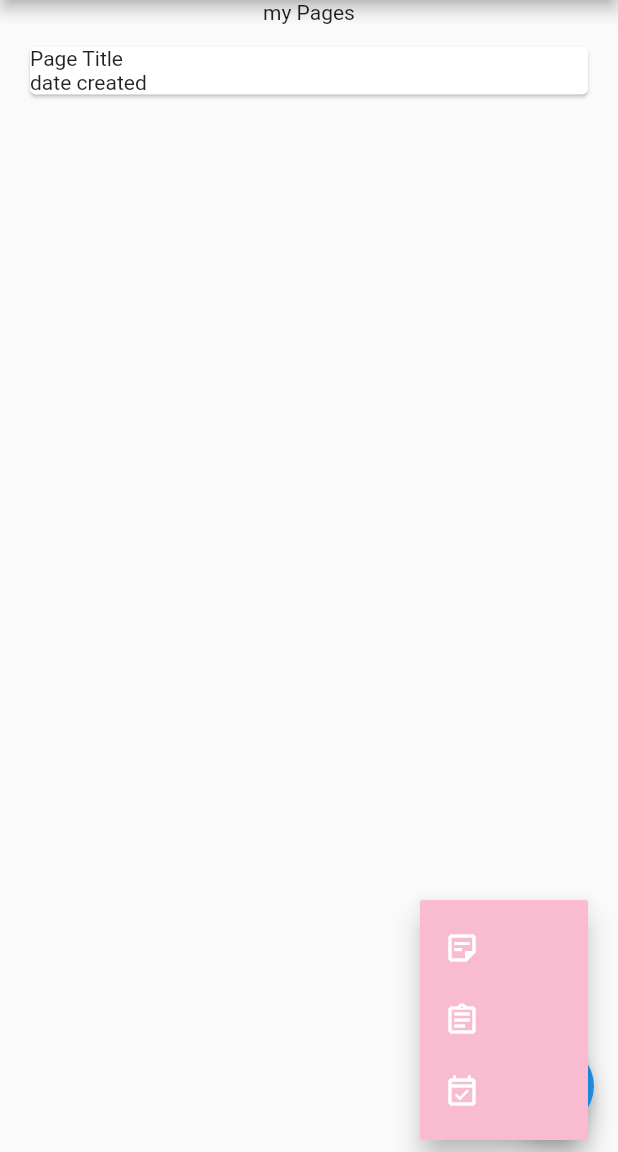
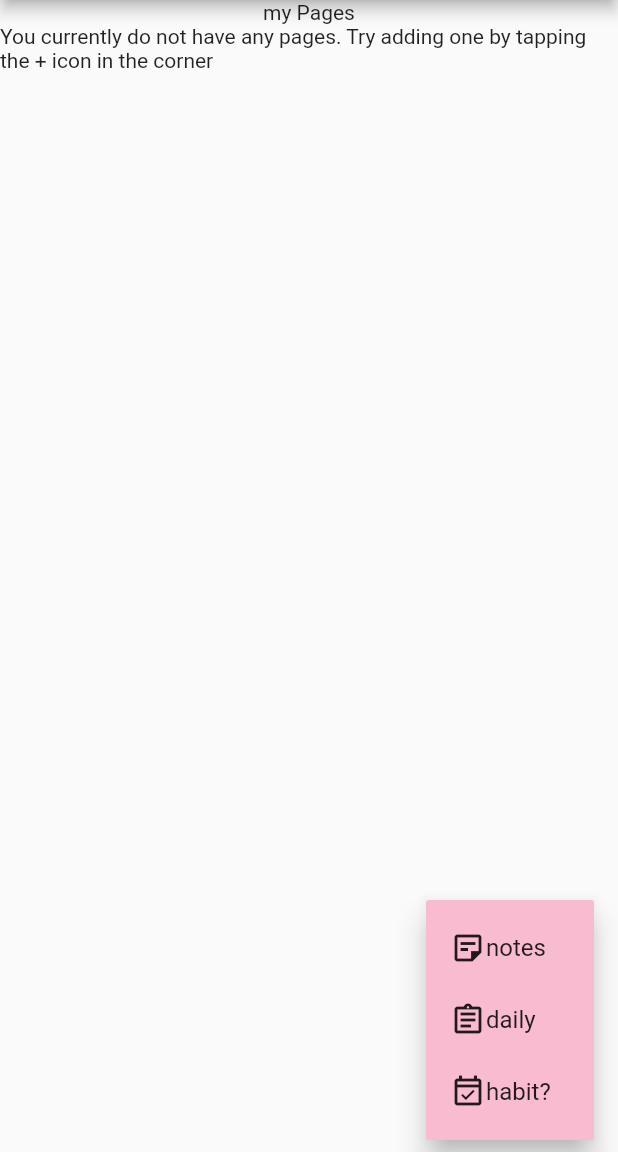
Before and after one commit to mmal1524/planner_app, a Flutter app: the screen it shows once a user with an empty profile is signed in, after a tap on the "add" icon, on a phone screen of 412 x 824 dp, the part 84-1236 px from its top. Run offline on Flutter 3.47's test engine with Material 2 defaults, Android fonts, the light colour scheme and no system bars; our stand-ins replace cloud_firestore, firebase_auth, firebase_core; accounts and stored records are empty; network calls fail.

Commit message:
Stream for Page Data not working

```diff
--- a/lib/main.dart
+++ b/lib/main.dart
@@ -1,9 +1,6 @@
 import 'package:flutter/material.dart';
 import 'package:planner_app/services/auth.dart';
 import 'package:provider/provider.dart';
-import 'screens/home/home.dart';
-import 'screens/home/notes.dart';
-import 'screens/home/daily.dart';
 import 'screens/wrapper.dart';
 import 'package:firebase_core/firebase_core.dart';
 import 'package:firebase_auth/firebase_auth.dart';
@@ -24,7 +21,8 @@ class MyApp extends StatelessWidget {
     return StreamProvider<User>.value(
       initialData: null,
       value: AuthService().user,
-      child:  FutureBuilder(
+      child:
+        FutureBuilder(
         // Initialize FlutterFire:
         future: _initialization,
         builder: (context, snapshot) {
@@ -44,7 +42,9 @@ class MyApp extends StatelessWidget {
           }
 
           // Otherwise, show something whilst waiting for initialization to complete
-          return Text('Loading');
+          return MaterialApp(
+            home: Text('Loading')
+          );
         },
       )
     );
--- /dev/null
+++ b/lib/models/PageData.dart
@@ -0,0 +1,14 @@
+import 'package:cloud_firestore/cloud_firestore.dart';
+
+class PageData {
+  String title, type;
+  Timestamp dateCreated;
+  String docRef;
+
+  PageData({this.title, this.type, this.dateCreated, this.docRef});
+
+  @override
+  String toString() {
+    return 'type:$type, title: $title';
+  }
+}
--- /dev/null
+++ b/lib/models/myuser.dart
@@ -0,0 +1,13 @@
+// Needed in order to be able to easily access current user
+// https://www.youtube.com/watch?v=pmRBf
+class MyUser {
+  String uid;
+  String email;
+
+  MyUser({this.uid, this.email});
+
+  @override
+  String toString() {
+    return '$email has signed in with id $uid';
+  }
+}
--- a/lib/screens/authenticate/register.dart
+++ b/lib/screens/authenticate/register.dart
@@ -53,7 +53,6 @@ class _SignUpState extends State<SignUp> {
                 ElevatedButton(
                   child: Text('Sign Up'),
                   onPressed: (){
-                    print('email: $email, password: $password');
                     _auth.signUp(email, password, username);
                   },
                 ),
--- a/lib/screens/authenticate/sign_in.dart
+++ b/lib/screens/authenticate/sign_in.dart
@@ -47,7 +47,6 @@ class _SignInState extends State<SignIn> {
                 ElevatedButton(
                   child: Text('Sign In'),
                   onPressed: (){
-                    print('email: $email, password: $password');
                     _auth.signIn(email, password);
 
                   },
--- /dev/null
+++ b/lib/screens/home/PageList/PageList.dart
@@ -0,0 +1,34 @@
+import 'package:flutter/material.dart';
+import 'package:planner_app/screens/home/PageList/pageTile.dart';
+import 'package:planner_app/models/PageData.dart';
+import 'package:provider/provider.dart';
+
+class PageList extends StatefulWidget {
+  @override
+  _PageListState createState() => _PageListState();
+}
+
+class _PageListState extends State<PageList> {
+  @override
+  Widget build(BuildContext context) {
+
+    List<PageData> pages = Provider.of<List<PageData>>(context);
+    pages.forEach((page) {
+      print('${page.title} + ${page.dateCreated} + ${page.type}');
+    });
+    print(pages.length);
+    if (pages != null && pages.length != 0) {
+      return ListView.builder(
+        itemCount: pages.length,
+        itemBuilder: (context, index) {
+          return Card(
+            child: PageTile(title: pages[index].type, dateCreated: pages[index].dateCreated, type: pages[index].type, docRef: pages[index].docRef),
+          );
+        }
+      );
+    }
+    else {
+      return Text('You currently do not have any pages. Try adding one by tapping the + icon in the corner');
+    }
+  }
+}
--- a/lib/screens/home/home.dart
+++ b/lib/screens/home/home.dart
@@ -1,8 +1,6 @@
 import 'package:flutter/material.dart';
 import 'package:planner_app/screens/home/pages.dart';
 
-import 'daily.dart';
-import 'notes.dart';
 
 class Home extends StatefulWidget {
   @override
--- a/lib/screens/home/pages.dart
+++ b/lib/screens/home/pages.dart
@@ -1,7 +1,12 @@
 // page in the app that displays all a running list of the pages added to the virtual journal
+//import 'package:cloud_firestore/cloud_firestore.dart';
 import 'package:firebase_auth/firebase_auth.dart';
 import 'package:flutter/material.dart';
+import 'package:planner_app/screens/home/PageList/PageList.dart';
 import 'package:planner_app/services/auth.dart';
+import 'package:planner_app/services/firestore.dart';
+import 'package:provider/provider.dart';
+import 'package:planner_app/models/PageData.dart';
 
 class Pages extends StatefulWidget {
   @override
@@ -13,6 +18,13 @@ class _PagesState extends State<Pages> {
 
   @override
   Widget build(BuildContext context) {
+
+    final user = Provider.of<User>(context);
+
+    return StreamProvider<List<PageData>>.value(
+      initialData: [],
+      value: FireStoreService(uid: user.uid).pages,
+      builder: (context, snapshot) {
         return Scaffold(
           appBar: AppBar(
             title: Text('myPlan?'),
@@ -26,55 +38,40 @@ class _PagesState extends State<Pages> {
             ],
           ),
           body: Column(
+            crossAxisAlignment: CrossAxisAlignment.stretch,
             children: [
               Center(child: Text('my Pages')),
-          Center(
-            child: Card(
-              margin: EdgeInsets.symmetric(vertical: 15, horizontal: 20),
-              child: Column(
-                crossAxisAlignment: CrossAxisAlignment.stretch,
-                children: [
-                  Text('Page Title'),
-                  Text('date created'),
-                ],
-              )
+              Expanded(
+                child: PageList()
+
               ),
-          )
             ]
           ),
-      floatingActionButton: FloatingActionButton(
-        onPressed: () {},
-        child: PopupMenuButton(
+          floatingActionButton: PopupMenuButton(
               icon: Icon(Icons.add),
-          onSelected: (val) {
-            if (val == 'notes') {
-              print('added note');
-            }
-            else if (val == 'daily'){
-              print('added daily');
-            }
-            else {
-              print('added habit tracker');
-            }
+              onSelected: (val) async {
+                await FireStoreService(uid: user.uid).addPage(val);
+                print(val);
               },
               color: Colors.pink[100],
               itemBuilder: (BuildContext context) => <PopupMenuEntry>[
                 PopupMenuItem(
-              child: Icon(Icons.sticky_note_2_outlined),
+                  child: Row(children: [Icon(Icons.sticky_note_2_outlined), Text('notes')]),
                   value: 'notes',
                 ),
                 PopupMenuItem(
-              child: Icon(Icons.assignment_outlined),
+                  child: Row(children: [Icon(Icons.assignment_outlined), Text('daily')]),
                   value: 'daily',
                 ),
                 PopupMenuItem(
-              child: Icon(Icons.event_available_outlined),
-              value: 'daily',
+                  child: Row(children: [Icon(Icons.event_available_outlined), Text('habit?')]),
+                  value: 'habit?',
                 ),
               ]
 
             )
-      ),
+          );
+      }
     );
   }
 }
--- a/lib/screens/wrapper.dart
+++ b/lib/screens/wrapper.dart
@@ -4,7 +4,6 @@ import 'package:firebase_auth/firebase_auth.dart';
 import 'package:flutter/material.dart';
 import 'package:planner_app/screens/authenticate/authenticate.dart';
 import 'package:planner_app/screens/home/home.dart';
-import 'package:planner_app/services/auth.dart';
 import 'package:provider/provider.dart';
 
 
--- a/lib/services/firestore.dart
+++ b/lib/services/firestore.dart
@@ -1,7 +1,62 @@
 import 'package:cloud_firestore/cloud_firestore.dart';
-import 'package:planner_app/services/auth.dart';
+import 'package:planner_app/models/PageData.dart';
 
 
 class FireStoreService {
 
+  String uid;
+  FireStoreService({this.uid});
+
+  final FirebaseFirestore _db = FirebaseFirestore.instance;
+
+  List<PageData> _getPageData (QuerySnapshot snapshot) {
+      return snapshot.docs.map<PageData>((doc) {
+        return PageData(
+          docRef: doc.id ?? 'something went wrong and I dont know why',
+          title: doc.get('name') ?? 'name doesnt exist',
+          dateCreated: doc.get('dateCreated') ?? 'dateeee',
+          type: doc.get('type') ?? 'nothing is working',
+        );
+      }).toList();
+  }
+
+  Stream<List<PageData>> get pages {
+    return _db.collection('users').doc('$uid').collection('pages').snapshots().map(_getPageData);
+  }
+
+
+  Future createUser(String uid, String email, String username) async {
+    try {
+      await _db.collection('users').doc(uid).set({'email': '$email', 'username': username});
+    }
+    catch (e) {
+      print(e);
+    }
+  }
+
+  Future addPage(String pageType) async {
+    //MyUser currentU = AuthService().getCurrentUser;
+    //String uid = currentU.uid;
+    print(uid);
+    String title;
+    if (pageType == 'daily') {
+      title = DateTime.now().toString();
+    }
+    else{
+      title = 'Untitled Note';
+    }
+
+    try{
+      await _db.collection('users').doc(uid).collection('pages').doc('${Timestamp.now().toDate()}').set({
+        'type': pageType,
+        'dateCreated': Timestamp.now(),
+        'title': title
+        }
+      );
+    }
+    catch (e) {
+      print(e);
+    }
+  }
+
 }
```
Also changed, not shown: lib/screens/home/PageList/pageTile.dart (added, +21 -0 lines), lib/services/auth.dart (+17 -5 lines). Lines whose indentation alone changed are shown as unchanged.
